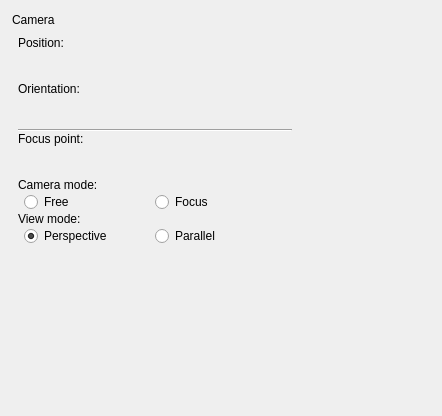
DisonGo/s21_3DViewer, file src/qt_app/UI/camerawidget.ui: the form before one commit.
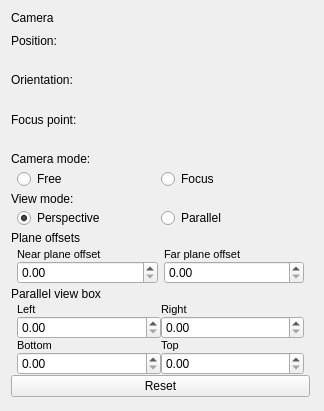
The form after the commit. Custom widgets are drawn as their Qt base class.

Commit message: develop. Designed camera widget.

```diff
--- a/src/qt_app/UI/camerawidget.ui
+++ b/src/qt_app/UI/camerawidget.ui
@@ -6,34 +6,35 @@
    <rect>
     <x>0</x>
     <y>0</y>
-    <width>442</width>
-    <height>416</height>
+    <width>324</width>
+    <height>411</height>
    </rect>
   </property>
   <property name="windowTitle">
    <string>Form</string>
   </property>
+  <layout class="QGridLayout" name="gridLayout">
+   <item row="0" column="0">
+    <widget class="QLabel" name="CameraL">
+     <property name="text">
+      <string>Camera</string>
+     </property>
+    </widget>
+   </item>
+   <item row="1" column="0">
   <widget class="QWidget" name="TransformsGrid" native="true">
-   <property name="geometry">
-    <rect>
-     <x>12</x>
-     <y>36</y>
-     <width>283</width>
-     <height>210</height>
-    </rect>
-   </property>
    <property name="sizePolicy">
     <sizepolicy hsizetype="Expanding" vsizetype="Expanding">
      <horstretch>0</horstretch>
      <verstretch>0</verstretch>
     </sizepolicy>
    </property>
-   <layout class="QVBoxLayout" name="verticalLayout_2" stretch="0,1,0,1,0,0,1,0,0,0,0">
+     <layout class="QVBoxLayout" name="verticalLayout_2" stretch="0,0,0,0,0,0,0,0,0,0,0,0,0,0,0">
     <property name="spacing">
      <number>0</number>
     </property>
     <property name="leftMargin">
-     <number>6</number>
+       <number>0</number>
     </property>
     <property name="topMargin">
      <number>0</number>
@@ -42,7 +43,7 @@
      <number>3</number>
     </property>
     <property name="bottomMargin">
-     <number>0</number>
+       <number>3</number>
     </property>
     <item>
      <widget class="QLabel" name="PositionL">
@@ -52,7 +53,14 @@
      </widget>
     </item>
     <item>
-     <widget class="TripletController" name="PositionTriplet" native="true"/>
+       <widget class="TripletController" name="PositionTriplet" native="true">
+        <property name="minimumSize">
+         <size>
+          <width>0</width>
+          <height>20</height>
+         </size>
+        </property>
+       </widget>
     </item>
     <item>
      <widget class="QLabel" name="RotationL">
@@ -62,15 +70,12 @@
      </widget>
     </item>
     <item>
-     <widget class="TripletController" name="RotationTriplet" native="true"/>
-    </item>
-    <item>
-     <widget class="Line" name="line">
-      <property name="styleSheet">
-       <string notr="true"/>
-      </property>
-      <property name="orientation">
-       <enum>Qt::Horizontal</enum>
+       <widget class="TripletController" name="RotationTriplet" native="true">
+        <property name="minimumSize">
+         <size>
+          <width>0</width>
+          <height>20</height>
+         </size>
       </property>
      </widget>
     </item>
@@ -82,7 +87,14 @@
      </widget>
     </item>
     <item>
-     <widget class="TripletController" name="ScaleTriplet" native="true"/>
+       <widget class="TripletController" name="ScaleTriplet" native="true">
+        <property name="minimumSize">
+         <size>
+          <width>0</width>
+          <height>20</height>
+         </size>
+        </property>
+       </widget>
     </item>
     <item>
      <widget class="QLabel" name="CameraModeL">
@@ -158,21 +170,150 @@
       </item>
      </layout>
     </item>
-   </layout>
-  </widget>
-  <widget class="QLabel" name="CameraL">
-   <property name="geometry">
-    <rect>
-     <x>12</x>
-     <y>12</y>
-     <width>47</width>
-     <height>16</height>
-    </rect>
-   </property>
+      <item>
+       <widget class="QLabel" name="PlaneOffsetsL">
+        <property name="text">
+         <string>Plane offsets</string>
+        </property>
+       </widget>
+      </item>
+      <item>
+       <layout class="QGridLayout" name="zRangeGrid">
+        <property name="leftMargin">
+         <number>6</number>
+        </property>
+        <property name="rightMargin">
+         <number>6</number>
+        </property>
+        <property name="horizontalSpacing">
+         <number>6</number>
+        </property>
+        <property name="verticalSpacing">
+         <number>0</number>
+        </property>
+        <item row="0" column="0">
+         <widget class="QLabel" name="zRangeXL">
+          <property name="font">
+           <font>
+            <pointsize>8</pointsize>
+           </font>
+          </property>
+          <property name="text">
+           <string>Near plane offset</string>
+          </property>
+         </widget>
+        </item>
+        <item row="0" column="1">
+         <widget class="QLabel" name="zRangeYL">
+          <property name="font">
+           <font>
+            <pointsize>8</pointsize>
+           </font>
+          </property>
+          <property name="text">
+           <string>Far plane offset</string>
+          </property>
+         </widget>
+        </item>
+        <item row="1" column="0">
+         <widget class="QDoubleSpinBox" name="zRangeX"/>
+        </item>
+        <item row="1" column="1">
+         <widget class="QDoubleSpinBox" name="zRangeY"/>
+        </item>
+       </layout>
+      </item>
+      <item>
+       <widget class="QLabel" name="ParallelBoxL">
+        <property name="text">
+         <string>Parallel view box</string>
+        </property>
+       </widget>
+      </item>
+      <item>
+       <layout class="QGridLayout" name="ParallelBoxGrid">
+        <property name="leftMargin">
+         <number>6</number>
+        </property>
+        <property name="rightMargin">
+         <number>6</number>
+        </property>
+        <property name="verticalSpacing">
+         <number>0</number>
+        </property>
+        <item row="0" column="0">
+         <widget class="QLabel" name="LeftL">
+          <property name="font">
+           <font>
+            <pointsize>8</pointsize>
+           </font>
+          </property>
    <property name="text">
-    <string>Camera</string>
-   </property>
-  </widget>
+           <string>Left</string>
+          </property>
+         </widget>
+        </item>
+        <item row="0" column="1">
+         <widget class="QLabel" name="RightL">
+          <property name="font">
+           <font>
+            <pointsize>8</pointsize>
+           </font>
+          </property>
+          <property name="text">
+           <string>Right</string>
+          </property>
+         </widget>
+        </item>
+        <item row="1" column="0">
+         <widget class="QDoubleSpinBox" name="LeftV"/>
+        </item>
+        <item row="1" column="1">
+         <widget class="QDoubleSpinBox" name="RightV"/>
+        </item>
+        <item row="2" column="0">
+         <widget class="QLabel" name="BottomL">
+          <property name="font">
+           <font>
+            <pointsize>8</pointsize>
+           </font>
+          </property>
+          <property name="text">
+           <string>Bottom</string>
+          </property>
+         </widget>
+        </item>
+        <item row="2" column="1">
+         <widget class="QLabel" name="TopL">
+          <property name="font">
+           <font>
+            <pointsize>8</pointsize>
+           </font>
+          </property>
+          <property name="text">
+           <string>Top</string>
+          </property>
+         </widget>
+        </item>
+        <item row="3" column="0">
+         <widget class="QDoubleSpinBox" name="BottomV"/>
+        </item>
+        <item row="3" column="1">
+         <widget class="QDoubleSpinBox" name="TopV"/>
+        </item>
+       </layout>
+      </item>
+      <item>
+       <widget class="QPushButton" name="pushButton">
+        <property name="text">
+         <string>Reset</string>
+        </property>
+       </widget>
+      </item>
+     </layout>
+    </widget>
+   </item>
+  </layout>
  </widget>
  <customwidgets>
   <customwidget>
```
Lines whose indentation alone changed are shown as unchanged. The commit also changes 7 other files.
